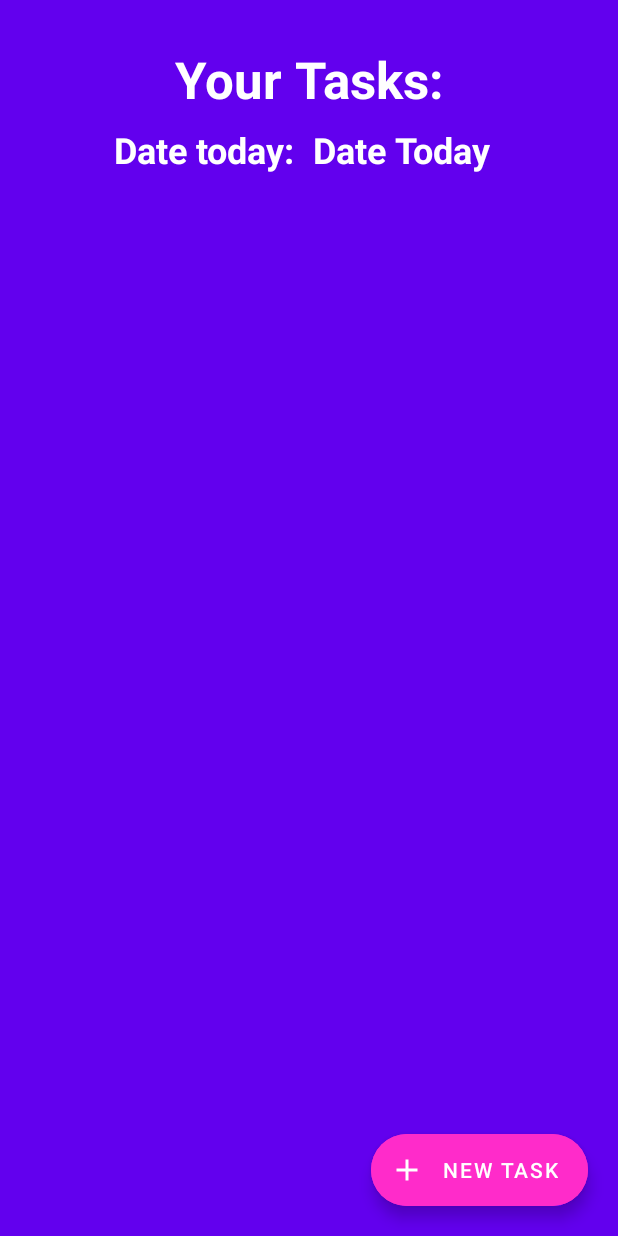
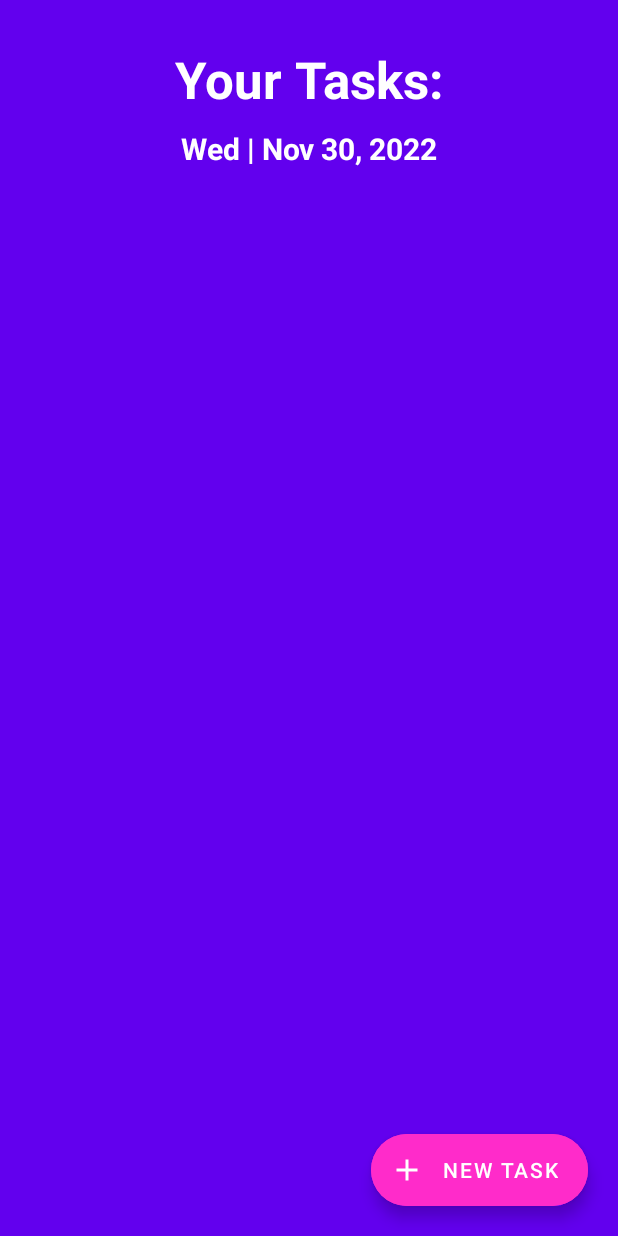
Before and after one commit to GinPaul/mytodoapp_arguez, an Android app: the screen it shows after launch (MainActivity), on a phone screen of 412 x 824 dp. Run offline under Robolectric (Android 15) with nearby library versions, the phone set to English and light mode, and no system bars; our stand-ins replace Room's generated code.

Commit message:
Nov 30 2022 commit 10.58AM

```diff
--- a/app/src/main/java/com/kodego/app/todoapp/MainActivity.kt
+++ b/app/src/main/java/com/kodego/app/todoapp/MainActivity.kt
@@ -1,14 +1,24 @@
 package com.kodego.app.todoapp
 
+import android.content.Intent
 import androidx.appcompat.app.AppCompatActivity
 import android.os.Bundle
+import android.view.View
+import android.widget.TextView
 import androidx.activity.viewModels
 import androidx.recyclerview.widget.LinearLayoutManager
 import com.kodego.app.todoapp.databinding.ActivityMainBinding
 import com.kodego.app.todoapp.db.TodoApplication
+import java.text.SimpleDateFormat
+import java.util.*
 
 class MainActivity : AppCompatActivity(), TaskItemClickListener
 {
+    lateinit var simpleDateFormat: SimpleDateFormat
+    lateinit var date: String
+    lateinit var textView: TextView
+    lateinit var calendar: Calendar
+
     private lateinit var binding: ActivityMainBinding
     //private lateinit var taskViewModel: TaskViewModel
     private val taskViewModel: TaskViewModel by viewModels {
@@ -26,6 +36,13 @@ class MainActivity : AppCompatActivity(), TaskItemClickListener
             NewTaskSheet(null).show(supportFragmentManager, "newTaskTag")
         }
         setRecyclerView()
+
+        //showing current date and time
+        textView = binding.tvDateToday
+        calendar = Calendar.getInstance()
+        simpleDateFormat = SimpleDateFormat("EEE | MMM dd, yyyy")
+        date = simpleDateFormat.format(calendar.time)
+        textView.text = date
     }
 
     private fun setRecyclerView()
@@ -48,4 +65,16 @@ class MainActivity : AppCompatActivity(), TaskItemClickListener
     {
         taskViewModel.setCompleted(taskItem)
     }
+
+//    //for date and time today
+//    fun addCalendarEvent(view: View) {
+//        val calendarEvent: Calendar = Calendar.getInstance()
+//        val intent = Intent(Intent.ACTION_EDIT)
+//        intent.type = "vnd.android.cursor.item/event"
+//        intent.putExtra("beginTime", calendarEvent.timeInMillis)
+//        intent.putExtra("allDay", true)
+//        intent.putExtra("rule", "FREQ=YEARLY")
+//        intent.putExtra("endTime", calendarEvent.timeInMillis + 60 * 60 * 1000)
+//        intent.putExtra("title", "Calendar Event")
+//        startActivity(intent)
 }
--- a/app/src/main/res/layout/activity_main.xml
+++ b/app/src/main/res/layout/activity_main.xml
@@ -28,7 +28,7 @@
             app:layout_constraintEnd_toEndOf="parent"
             app:layout_constraintHorizontal_bias="0.0"
             app:layout_constraintStart_toStartOf="parent"
-            app:layout_constraintTop_toBottomOf="@+id/textView5" />
+            app:layout_constraintTop_toBottomOf="@+id/tvDateToday" />
 
         <com.google.android.material.floatingactionbutton.ExtendedFloatingActionButton
             android:id="@+id/newTaskButton"
@@ -62,29 +62,19 @@
             app:layout_constraintTop_toTopOf="parent" />
 
         <TextView
-            android:id="@+id/textView5"
+            android:id="@+id/tvDateToday"
             android:layout_width="wrap_content"
             android:layout_height="wrap_content"
-            android:layout_marginStart="76dp"
-            android:layout_marginTop="8dp"
-            android:text="Date today:"
+            android:layout_marginTop="10dp"
+            android:hint="Date Today"
             android:textColor="@color/white"
-            android:textSize="24sp"
+            android:textColorHint="@color/white"
+            android:textSize="20sp"
             android:textStyle="bold"
+            app:layout_constraintEnd_toEndOf="parent"
+            app:layout_constraintHorizontal_bias="0.5"
             app:layout_constraintStart_toStartOf="parent"
             app:layout_constraintTop_toBottomOf="@+id/tasksToday" />
-
-        <TextView
-            android:id="@+id/dateToday"
-            android:layout_width="wrap_content"
-            android:layout_height="wrap_content"
-            android:layout_marginStart="12dp"
-            android:hint="Date Today"
-            android:textColorHint="@color/white"
-            android:textSize="24sp"
-            android:textStyle="bold"
-            app:layout_constraintStart_toEndOf="@+id/textView5"
-            app:layout_constraintTop_toTopOf="@+id/textView5" />
 
     </androidx.constraintlayout.widget.ConstraintLayout>
 
```
